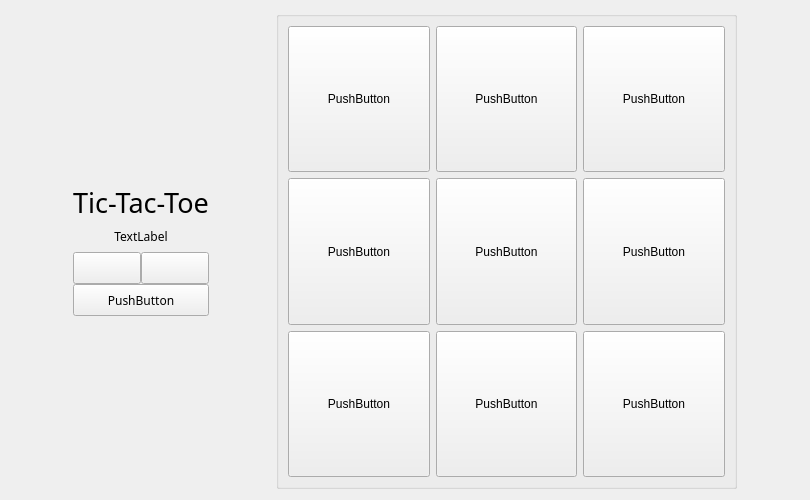
The window that QTLabs/Lab_03_SignalsAndSlots/Tic_Tac_Toe/widget.ui (voodzz/qt_labs) describes before a commit, drawn with Qt 5.
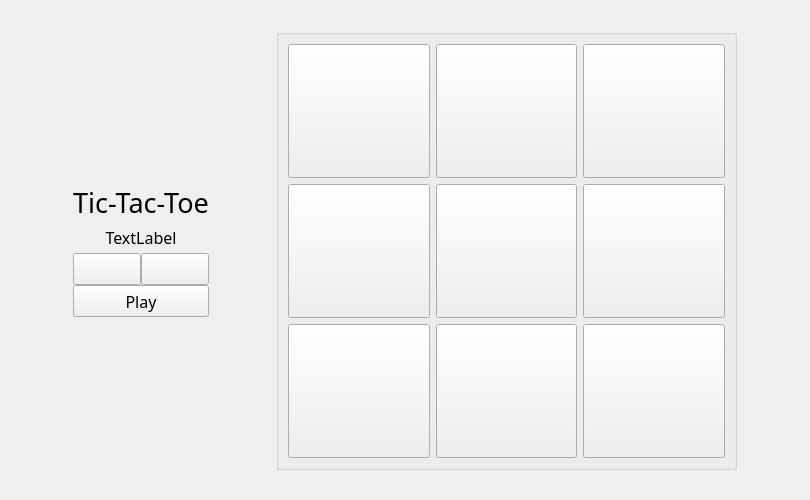
The same window after the commit. Icons and pictures are not drawn.

Patch:
```diff
--- a/QTLabs/Lab_03_SignalsAndSlots/Tic_Tac_Toe/widget.ui
+++ b/QTLabs/Lab_03_SignalsAndSlots/Tic_Tac_Toe/widget.ui
@@ -16,6 +16,24 @@
     <verstretch>0</verstretch>
    </sizepolicy>
   </property>
+  <property name="minimumSize">
+   <size>
+    <width>810</width>
+    <height>500</height>
+   </size>
+  </property>
+  <property name="maximumSize">
+   <size>
+    <width>810</width>
+    <height>500</height>
+   </size>
+  </property>
+  <property name="baseSize">
+   <size>
+    <width>810</width>
+    <height>500</height>
+   </size>
+  </property>
   <property name="windowTitle">
    <string>Tic-Tac-Toe</string>
   </property>
@@ -43,7 +61,7 @@
    <item>
     <layout class="QVBoxLayout" name="verticalLayout">
      <property name="spacing">
-      <number>7</number>
+      <number>0</number>
      </property>
      <item>
       <spacer name="verticalSpacer">
@@ -78,10 +96,23 @@
       </widget>
      </item>
      <item>
-      <widget class="QLabel" name="label_2">
+      <widget class="QLabel" name="messageLabel">
+       <property name="sizePolicy">
+        <sizepolicy hsizetype="Preferred" vsizetype="Minimum">
+         <horstretch>0</horstretch>
+         <verstretch>0</verstretch>
+        </sizepolicy>
+       </property>
+       <property name="minimumSize">
+        <size>
+         <width>0</width>
+         <height>32</height>
+        </size>
+       </property>
        <property name="font">
         <font>
          <family>Jura Medium</family>
+         <pointsize>12</pointsize>
         </font>
        </property>
        <property name="text">
@@ -160,13 +191,14 @@
          <property name="font">
           <font>
            <family>Jura Medium</family>
+           <pointsize>12</pointsize>
           </font>
          </property>
          <property name="styleSheet">
           <string notr="true"/>
          </property>
          <property name="text">
-          <string>PushButton</string>
+          <string>Play</string>
          </property>
         </widget>
        </item>
@@ -209,7 +241,7 @@
       <bool>true</bool>
      </property>
      <property name="sizePolicy">
-      <sizepolicy hsizetype="Minimum" vsizetype="Minimum">
+      <sizepolicy hsizetype="Fixed" vsizetype="Fixed">
        <horstretch>0</horstretch>
        <verstretch>0</verstretch>
       </sizepolicy>
@@ -220,65 +252,22 @@
        <height>441</height>
       </size>
      </property>
+     <property name="maximumSize">
+      <size>
+       <width>461</width>
+       <height>441</height>
+      </size>
+     </property>
      <property name="baseSize">
       <size>
        <width>461</width>
        <height>441</height>
       </size>
      </property>
+     <property name="styleSheet">
+      <string notr="true"/>
+     </property>
      <layout class="QGridLayout" name="gridLayout">
-      <item row="0" column="0">
-       <widget class="QPushButton" name="pushButton_4">
-        <property name="sizePolicy">
-         <sizepolicy hsizetype="Preferred" vsizetype="Preferred">
-          <horstretch>0</horstretch>
-          <verstretch>0</verstretch>
-         </sizepolicy>
-        </property>
-        <property name="text">
-         <string>PushButton</string>
-        </property>
-       </widget>
-      </item>
-      <item row="0" column="1">
-       <widget class="QPushButton" name="pushButton_5">
-        <property name="sizePolicy">
-         <sizepolicy hsizetype="Preferred" vsizetype="Preferred">
-          <horstretch>0</horstretch>
-          <verstretch>0</verstretch>
-         </sizepolicy>
-        </property>
-        <property name="text">
-         <string>PushButton</string>
-        </property>
-       </widget>
-      </item>
-      <item row="0" column="2">
-       <widget class="QPushButton" name="pushButton_6">
-        <property name="sizePolicy">
-         <sizepolicy hsizetype="Preferred" vsizetype="Preferred">
-          <horstretch>0</horstretch>
-          <verstretch>0</verstretch>
-         </sizepolicy>
-        </property>
-        <property name="text">
-         <string>PushButton</string>
-        </property>
-       </widget>
-      </item>
-      <item row="1" column="0">
-       <widget class="QPushButton" name="pushButton_7">
-        <property name="sizePolicy">
-         <sizepolicy hsizetype="Preferred" vsizetype="Preferred">
-          <horstretch>0</horstretch>
-          <verstretch>0</verstretch>
-         </sizepolicy>
-        </property>
-        <property name="text">
-         <string>PushButton</string>
-        </property>
-       </widget>
-      </item>
       <item row="1" column="1">
        <widget class="QPushButton" name="pushButton_8">
         <property name="sizePolicy">
@@ -288,12 +277,12 @@
          </sizepolicy>
         </property>
         <property name="text">
-         <string>PushButton</string>
+         <string/>
         </property>
        </widget>
       </item>
-      <item row="1" column="2">
-       <widget class="QPushButton" name="pushButton_9">
+      <item row="1" column="0">
+       <widget class="QPushButton" name="pushButton_1_0">
         <property name="sizePolicy">
          <sizepolicy hsizetype="Preferred" vsizetype="Preferred">
           <horstretch>0</horstretch>
@@ -301,20 +290,7 @@
          </sizepolicy>
         </property>
         <property name="text">
-         <string>PushButton</string>
-        </property>
-       </widget>
-      </item>
-      <item row="2" column="0">
-       <widget class="QPushButton" name="pushButton_10">
-        <property name="sizePolicy">
-         <sizepolicy hsizetype="Preferred" vsizetype="Preferred">
-          <horstretch>0</horstretch>
-          <verstretch>0</verstretch>
-         </sizepolicy>
-        </property>
-        <property name="text">
-         <string>PushButton</string>
+         <string/>
         </property>
        </widget>
       </item>
@@ -327,7 +303,7 @@
          </sizepolicy>
         </property>
         <property name="text">
-         <string>PushButton</string>
+         <string/>
         </property>
        </widget>
       </item>
@@ -340,7 +316,72 @@
          </sizepolicy>
         </property>
         <property name="text">
-         <string>PushButton</string>
+         <string/>
+        </property>
+       </widget>
+      </item>
+      <item row="0" column="1">
+       <widget class="QPushButton" name="pushButton_0_1">
+        <property name="sizePolicy">
+         <sizepolicy hsizetype="Preferred" vsizetype="Preferred">
+          <horstretch>0</horstretch>
+          <verstretch>0</verstretch>
+         </sizepolicy>
+        </property>
+        <property name="text">
+         <string/>
+        </property>
+       </widget>
+      </item>
+      <item row="2" column="0">
+       <widget class="QPushButton" name="pushButton_2_0">
+        <property name="sizePolicy">
+         <sizepolicy hsizetype="Preferred" vsizetype="Preferred">
+          <horstretch>0</horstretch>
+          <verstretch>0</verstretch>
+         </sizepolicy>
+        </property>
+        <property name="text">
+         <string/>
+        </property>
+       </widget>
+      </item>
+      <item row="0" column="2">
+       <widget class="QPushButton" name="pushButton_0_2">
+        <property name="sizePolicy">
+         <sizepolicy hsizetype="Preferred" vsizetype="Preferred">
+          <horstretch>0</horstretch>
+          <verstretch>0</verstretch>
+         </sizepolicy>
+        </property>
+        <property name="text">
+         <string/>
+        </property>
+       </widget>
+      </item>
+      <item row="0" column="0">
+       <widget class="QPushButton" name="pushButton_0_0">
+        <property name="sizePolicy">
+         <sizepolicy hsizetype="Preferred" vsizetype="Preferred">
+          <horstretch>0</horstretch>
+          <verstretch>0</verstretch>
+         </sizepolicy>
+        </property>
+        <property name="text">
+         <string/>
+        </property>
+       </widget>
+      </item>
+      <item row="1" column="2">
+       <widget class="QPushButton" name="pushButton_1_2">
+        <property name="sizePolicy">
+         <sizepolicy hsizetype="Preferred" vsizetype="Preferred">
+          <horstretch>0</horstretch>
+          <verstretch>0</verstretch>
+         </sizepolicy>
+        </property>
+        <property name="text">
+         <string/>
         </property>
        </widget>
       </item>
```
Left out of the diff: 16 changed lines with no effect on the pictures.
